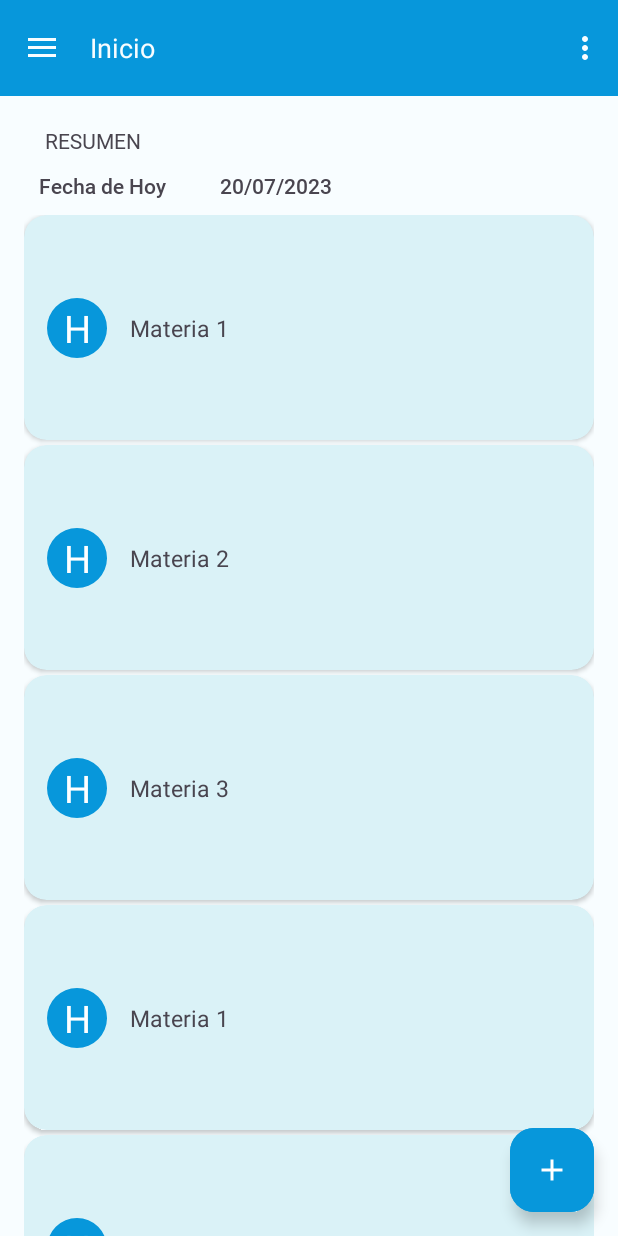
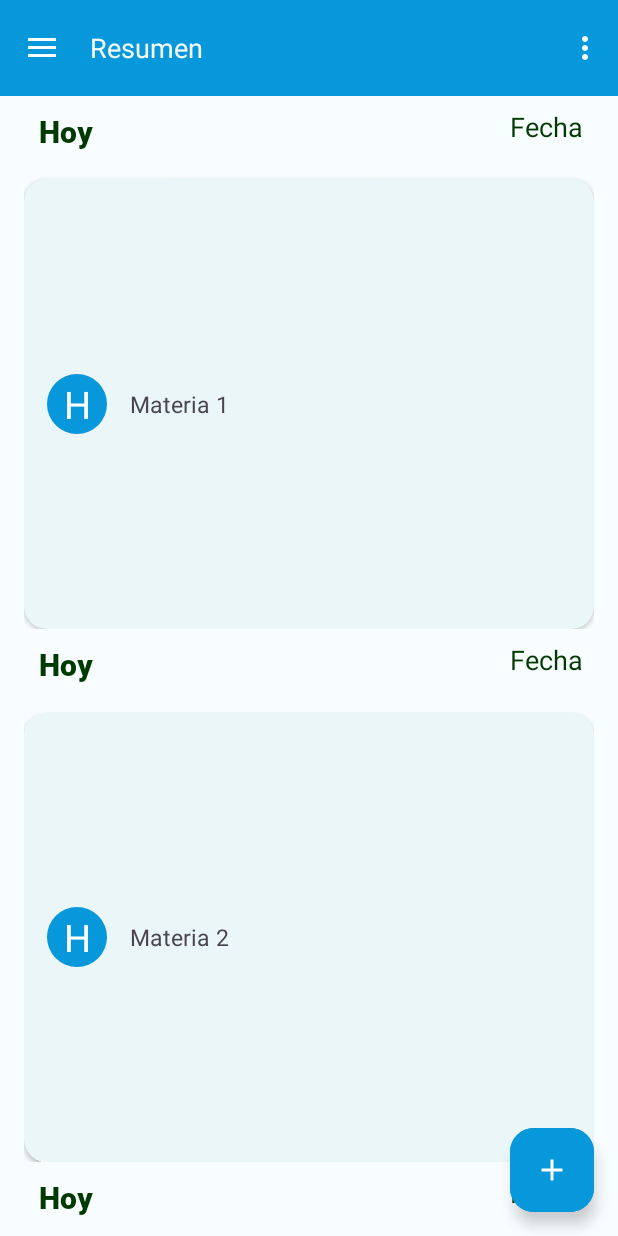
Before and after one commit to gabochepe007/ScholarFleet, an Android app built with Jetpack Compose: the screen it shows after launch (HomeActivity), on a phone screen of 412 x 824 dp. Run offline under Robolectric (Android 15) with nearby library versions, the phone set to English and light mode, and no system bars; our stand-ins replace navigation-ui.

Commit message:
nueva home

```diff
--- a/app/src/main/java/com/example/scholarfleet/ui/home/HomeFragment.kt
+++ b/app/src/main/java/com/example/scholarfleet/ui/home/HomeFragment.kt
@@ -27,7 +27,7 @@ class HomeFragment : Fragment() {
         val rootView = inflater.inflate(R.layout.fragment_home, container, false)
 
         // Obtiene las referencias a los elementos del layout
-        textDiaM = rootView.findViewById(R.id.textDiaM)
+       // textDiaM = rootView.findViewById(R.id.textDiaM)
         recyclerView = rootView.findViewById(R.id.recyclerView)
 
         // Configura el RecyclerView y su adaptador
@@ -38,7 +38,7 @@ class HomeFragment : Fragment() {
         val currentDate = Calendar.getInstance().time
         val dateFormat = SimpleDateFormat("dd/MM/yyyy", Locale.getDefault())
         val formattedDate = dateFormat.format(currentDate)
-        textDiaM.text = formattedDate
+      //  textDiaM.text = formattedDate
 
         return rootView
     }
--- a/app/src/main/java/com/example/scholarfleet/ui/theme/Color.kt
+++ b/app/src/main/java/com/example/scholarfleet/ui/theme/Color.kt
@@ -2,10 +2,10 @@ package com.example.scholarfleet.ui.theme
 
 import androidx.compose.ui.graphics.Color
 
-val Purple80 = Color(0xFFD0BCFF)
-val PurpleGrey80 = Color(0xFFCCC2DC)
-val Pink80 = Color(0xFFEFB8C8)
+val Purple80 = Color(0xFFFF5722)
+val PurpleGrey80 = Color(0xFF4CAF50)
+val Pink80 = Color(0xFFCDDC39)
 
 val Purple40 = Color(0xFF6650a4)
-val PurpleGrey40 = Color(0xFF625b71)
-val Pink40 = Color(0xFF7D5260)
+val PurpleGrey40 = Color(0xFF00BCD4)
+val Pink40 = Color(0xFF2196F3)
--- a/app/src/main/java/com/example/scholarfleet/ui/theme/Theme.kt
+++ b/app/src/main/java/com/example/scholarfleet/ui/theme/Theme.kt
@@ -14,6 +14,9 @@ import androidx.compose.ui.graphics.toArgb
 import androidx.compose.ui.platform.LocalContext
 import androidx.compose.ui.platform.LocalView
 import androidx.core.view.WindowCompat
+
+
+
 
 private val DarkColorScheme = darkColorScheme(
         primary = Purple80,
@@ -39,6 +42,7 @@ private val LightColorScheme = lightColorScheme(
 
 @Composable
 fun ScholarFleetTheme(
+
         darkTheme: Boolean = isSystemInDarkTheme(),
         // Dynamic color is available on Android 12+
         dynamicColor: Boolean = true,
--- a/app/src/main/java/com/example/scholarfleet/ui/theme/Type.kt
+++ b/app/src/main/java/com/example/scholarfleet/ui/theme/Type.kt
@@ -5,6 +5,7 @@ import androidx.compose.ui.text.TextStyle
 import androidx.compose.ui.text.font.FontFamily
 import androidx.compose.ui.text.font.FontWeight
 import androidx.compose.ui.unit.sp
+
 
 // Set of Material typography styles to start with
 val Typography = Typography(
--- a/app/src/main/res/layout/fragment_home.xml
+++ b/app/src/main/res/layout/fragment_home.xml
@@ -7,49 +7,13 @@
     android:layout_height="match_parent"
     tools:context=".ui.home.HomeFragment">
 
-    <TextView
-        android:id="@+id/id_res"
-        android:layout_width="wrap_content"
-        android:layout_height="wrap_content"
-        android:layout_marginStart="10dp"
-        android:layout_marginBottom="30dp"
-        android:text="RESUMEN"
-        android:fontFamily="@font/roboto_regular"
-        app:layout_constraintStart_toStartOf="parent"
-        app:layout_constraintTop_toTopOf="parent"
-        android:padding="20dp" />
-
-    <TextView
-        android:id="@+id/textDia"
-        android:layout_width="wrap_content"
-        android:layout_height="wrap_content"
-        android:layout_marginStart="16dp"
-        android:layout_marginTop="20dp"
-        android:fontFamily="@font/roboto_medium"
-        android:text="Fecha de Hoy"
-        android:padding="10dp"
-        app:layout_constraintBottom_toBottomOf="@id/id_res"
-        app:layout_constraintStart_toStartOf="parent"
-        app:layout_constraintTop_toBottomOf="@id/id_res" />
-
-    <TextView
-        android:id="@+id/textDiaM"
-        android:layout_width="wrap_content"
-        android:layout_height="wrap_content"
-        android:layout_marginStart="16dp"
-        android:text="TextView"
-        android:padding="10dp"
-        android:fontFamily="@font/roboto_medium"
-        app:layout_constraintStart_toEndOf="@+id/textDia"
-        app:layout_constraintTop_toTopOf="@id/textDia" />
-
     <androidx.recyclerview.widget.RecyclerView
         android:id="@+id/recyclerView"
         android:layout_width="0dp"
         android:layout_height="0dp"
         android:layout_marginStart="16dp"
         android:layout_marginEnd="16dp"
-        app:layout_constraintTop_toBottomOf="@id/textDia"
+        app:layout_constraintTop_toTopOf="parent"
         app:layout_constraintStart_toStartOf="parent"
         app:layout_constraintEnd_toEndOf="parent"
         app:layout_constraintBottom_toBottomOf="parent" />
--- a/app/src/main/res/layout/item_home.xml
+++ b/app/src/main/res/layout/item_home.xml
@@ -1,15 +1,47 @@
-<androidx.cardview.widget.CardView
-    xmlns:android="http://schemas.android.com/apk/res/android"
-    xmlns:app="http://schemas.android.com/apk/res-auto"
+<androidx.constraintlayout.widget.ConstraintLayout xmlns:android="http://schemas.android.com/apk/res/android"
+    xmlns:tools="http://schemas.android.com/tools"
     android:layout_width="match_parent"
     android:layout_height="wrap_content"
-    android:backgroundTint="#DAF2F7"
+    xmlns:app="http://schemas.android.com/apk/res-auto">
+
+    <TextView
+        android:id="@+id/infoTextView"
+        android:layout_width="0dp"
+        android:layout_height="wrap_content"
+        android:padding="10dp"
+        android:text="Hoy"
+        android:fontFamily="@font/roboto_black"
+        android:textSize="20sp"
+        android:textColor="@color/md_theme_dark_onTertiary"
+        android:gravity="start"
+        app:layout_constraintStart_toStartOf="parent"
+        app:layout_constraintTop_toTopOf="parent"
+        app:layout_constraintEnd_toStartOf="@+id/idfecha" />
+
+    <TextView
+        android:id="@+id/idfecha"
+        android:layout_width="0dp"
+        android:layout_height="wrap_content"
+        android:padding="8dp"
+        android:text="Fecha"
+        android:textAlignment="textEnd"
+        android:textColor="@color/md_theme_dark_onTertiary"
+        android:textSize="18sp"
+        app:layout_constraintStart_toEndOf="@id/infoTextView"
+        app:layout_constraintTop_toTopOf="parent"
+        app:layout_constraintEnd_toEndOf="parent" />
+
+    <androidx.cardview.widget.CardView
+        android:layout_width="match_parent"
+        android:layout_height="wrap_content"
+        android:backgroundTint="#EAF6F8"
         app:cardCornerRadius="15dp"
-    android:layout_marginBottom="3dp">
+        android:layout_marginTop="8dp"
+        app:layout_constraintTop_toBottomOf="@id/infoTextView">
 
         <androidx.constraintlayout.widget.ConstraintLayout
             android:layout_width="match_parent"
-        android:layout_height="150dp"
+            android:layout_height="300dp"
             android:padding="15dp">
 
             <TextView
@@ -18,13 +50,13 @@
                 android:layout_height="40dp"
                 android:background="@drawable/fondo"
                 android:backgroundTint="@color/seed"
+                android:gravity="center"
                 android:text="H"
-            android:gravity="center"
+                android:textColor="#ffffff"
                 android:textSize="25sp"
-            android:textColor="#ffffff"
+                app:layout_constraintBottom_toBottomOf="parent"
                 app:layout_constraintStart_toStartOf="parent"
-            app:layout_constraintTop_toTopOf="parent"
-            app:layout_constraintBottom_toBottomOf="parent" />
+                app:layout_constraintTop_toTopOf="parent" />
 
             <TextView
                 android:id="@+id/nombreTextView"
@@ -33,11 +65,12 @@
                 android:layout_marginStart="15dp"
                 android:text="Nombre de la materia"
                 android:textSize="15sp"
+                app:layout_constraintBottom_toBottomOf="parent"
+                app:layout_constraintEnd_toEndOf="parent"
                 app:layout_constraintStart_toEndOf="@id/logoL"
-            app:layout_constraintEnd_toEndOf="parent"
-            app:layout_constraintTop_toTopOf="parent"
-            app:layout_constraintBottom_toBottomOf="parent" />
+                app:layout_constraintTop_toTopOf="parent" />
 
         </androidx.constraintlayout.widget.ConstraintLayout>
 
     </androidx.cardview.widget.CardView>
+</androidx.constraintlayout.widget.ConstraintLayout>
--- a/app/src/main/res/values/strings.xml
+++ b/app/src/main/res/values/strings.xml
@@ -8,7 +8,7 @@
     <string name="nav_header_desc">Navigation header</string>
     <string name="action_settings">Configuracion</string>
 
-    <string name="menu_home">Inicio</string>
+    <string name="menu_home">Resumen</string>
 
 
     <string name="splash_screen">Aplicacion Inicial</string>
```
Lines whose indentation alone changed are shown as unchanged.
